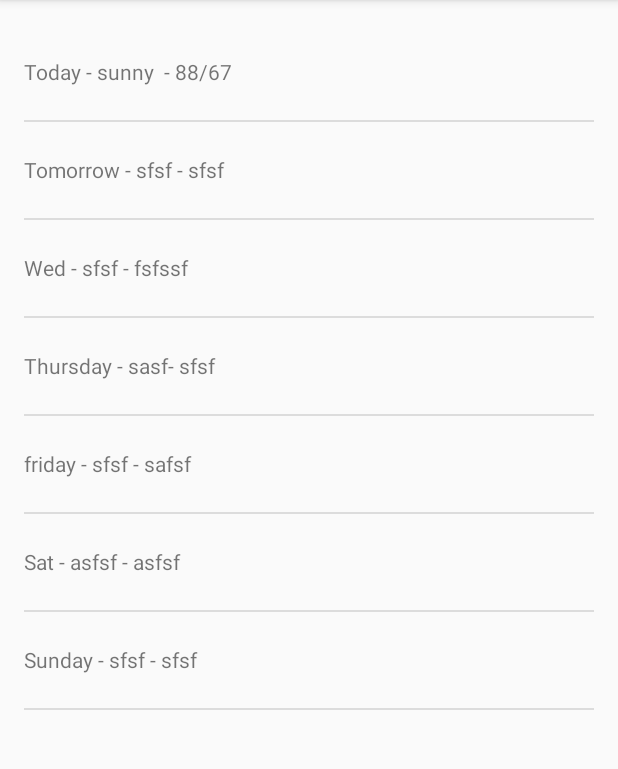
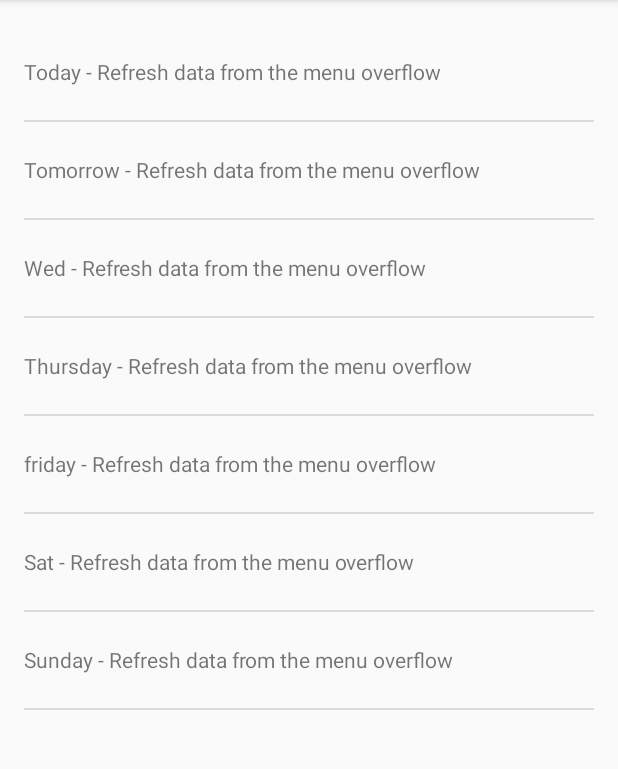
Before and after one commit to andy-andy/Sunshine, an Android app: the screen it shows after launch (MainActivity), on a phone screen of 412 x 824 dp, the part 84-853 px from its top. Run offline under Robolectric (Android 15) with nearby library versions, the phone set to English and light mode, and no system bars.

```diff
--- a/app/src/main/java/com/tarapus/sunshine/MainActivityFragment.java
+++ b/app/src/main/java/com/tarapus/sunshine/MainActivityFragment.java
@@ -66,20 +66,20 @@ public class MainActivityFragment extends Fragment {
         View rootView = inflater.inflate(R.layout.fragment_main, container, false);
 
         String[] forecastArray = {
-                "Today - sunny  - 88/67",
-                "Tomorrow - sfsf - sfsf",
-                "Wed - sfsf - fsfssf",
-                "Thursday - sasf- sfsf",
-                "friday - sfsf - safsf",
-                "Sat - asfsf - asfsf",
-                "Sunday - sfsf - sfsf"
+                "Today - Refresh data from the menu overflow",
+                "Tomorrow - Refresh data from the menu overflow",
+                "Wed - Refresh data from the menu overflow",
+                "Thursday - Refresh data from the menu overflow",
+                "friday - Refresh data from the menu overflow",
+                "Sat - Refresh data from the menu overflow",
+                "Sunday - Refresh data from the menu overflow"
         };
 
-        List<String> weekForecast = new ArrayList<String>(
+        List<String> weekForecast = new ArrayList<>(
                 Arrays.asList(forecastArray));
 
         //Adapter
-        mForecastAdapter = new ArrayAdapter<String>(
+        mForecastAdapter = new ArrayAdapter<>(
                 getActivity(),
                 R.layout.list_item_forecast,
                 R.id.list_item_forecast_textview,
@@ -195,6 +195,17 @@ public class MainActivityFragment extends Fragment {
             }
             return null;
         }
+
+        @Override
+        protected void onPostExecute(String[] result) {
+            if(result != null) {
+                mForecastAdapter.clear();
+                for(String dayForecastStr : result) {
+                    mForecastAdapter.add(dayForecastStr);
+                }
+                //New data is back from the server
+            }
+        }
     }
 
     private String[] getWeatherDataFromJson(String forecastJsonStr, int numDays)
```
